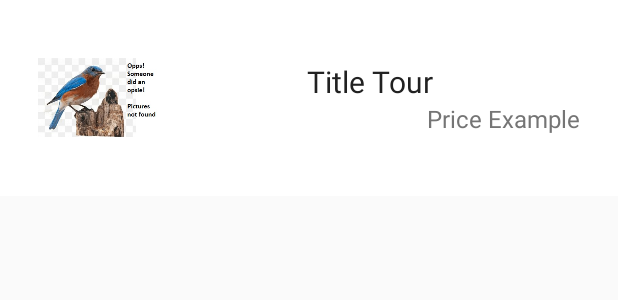
After one commit to EValeriaAliagaTaborga/Travesia, an Android app: the layout bookings_list_item.xml on its own in the app's theme, with its tools: preview values and no code run, on a phone screen of 412 x 824 dp. The commit adds this screen. Shown: the top 300 px of the screen. Run offline under Robolectric (Android 15) with nearby library versions, the phone set to English and light mode, and no system bars.

Commit message:
MyBookings listView

```diff
--- a/app/src/main/java/edu/upb/travesia/repository/MockRepository.java
+++ b/app/src/main/java/edu/upb/travesia/repository/MockRepository.java
@@ -8,17 +8,13 @@ import androidx.lifecycle.MutableLiveData;
 import com.google.gson.Gson;
 import com.google.gson.reflect.TypeToken;
 
-import java.util.ArrayList;
-import java.util.HashMap;
 import java.util.List;
 
 import edu.upb.travesia.models.repository.Base;
 import edu.upb.travesia.models.repository.Country;
 import edu.upb.travesia.models.repository.User;
 import edu.upb.travesia.models.repository.firebase.Booking;
-import edu.upb.travesia.models.repository.firebase.Bookings;
 import edu.upb.travesia.models.ui.UserLogged;
-import edu.upb.travesia.utils.RatingUtils;
 
 public class MockRepository implements RepositoryImpl {
 
--- a/app/src/main/java/edu/upb/travesia/repository/Repository.java
+++ b/app/src/main/java/edu/upb/travesia/repository/Repository.java
@@ -9,7 +9,6 @@ import java.util.List;
 import edu.upb.travesia.models.repository.Base;
 import edu.upb.travesia.models.repository.User;
 import edu.upb.travesia.models.repository.firebase.Booking;
-import edu.upb.travesia.models.repository.firebase.Bookings;
 import edu.upb.travesia.models.ui.UserLogged;
 import edu.upb.travesia.repository.api.ApiRespository;
 import edu.upb.travesia.repository.firebase.FirebaseRepository;
--- a/app/src/main/java/edu/upb/travesia/viewmodel/MainViewModel.java
+++ b/app/src/main/java/edu/upb/travesia/viewmodel/MainViewModel.java
@@ -9,9 +9,7 @@ import androidx.lifecycle.LiveData;
 
 import edu.upb.travesia.models.repository.Base;
 import edu.upb.travesia.models.repository.firebase.Booking;
-import edu.upb.travesia.models.repository.firebase.Bookings;
 import edu.upb.travesia.models.ui.UserLogged;
-import edu.upb.travesia.repository.MockRepository;
 import edu.upb.travesia.repository.Repository;
 import edu.upb.travesia.repository.RepositoryImpl;
 
--- /dev/null
+++ b/app/src/main/res/layout/bookings_list_item.xml
@@ -0,0 +1,48 @@
+<?xml version="1.0" encoding="utf-8"?>
+<FrameLayout xmlns:android="http://schemas.android.com/apk/res/android"
+    xmlns:tools="http://schemas.android.com/tools"
+    android:layout_width="match_parent"
+    android:layout_height="wrap_content"
+    android:background="@color/colorIcons"
+    android:padding="15dp">
+
+    <LinearLayout
+        android:layout_width="match_parent"
+        android:layout_height="wrap_content"
+        android:gravity="center_horizontal"
+        android:orientation="horizontal"
+        android:padding="10dp">
+
+        <ImageView
+            android:id="@+id/imageViewBookings"
+            android:layout_width="80dp"
+            android:layout_height="80dp"
+            android:scaleType="centerInside"
+            tools:src="@drawable/default_image" />
+
+        <LinearLayout
+            android:layout_width="match_parent"
+            android:layout_height="match_parent"
+            android:gravity="center"
+            android:orientation="vertical">
+
+            <TextView
+                android:id="@+id/txtTitleBook"
+                android:layout_width="match_parent"
+                android:layout_height="wrap_content"
+                android:gravity="center"
+                android:textColor="@color/colorPrimaryText"
+                android:textSize="20sp"
+                tools:text="Title Tour" />
+            <TextView
+                android:id="@+id/txtPriceBook"
+                android:layout_width="match_parent"
+                android:layout_height="wrap_content"
+                android:gravity="right"
+                android:textColor="@color/colorSecondaryText"
+                android:textSize="16sp"
+                tools:text="Price Example" />
+
+        </LinearLayout>
+    </LinearLayout>
+</FrameLayout>
```
Also changed, not shown: app/src/main/java/edu/upb/travesia/adapters/BookingsListViewAdapter.java (added, +82 -0 lines), app/src/main/java/edu/upb/travesia/models/repository/firebase/Bookings.java (deleted, +0 -31 lines), app/src/main/java/edu/upb/travesia/ui/fragments/BookingsFragment.java (+32 -3 lines), app/src/main/res/layout/fragment_bookings_list.xml (added, +13 -0 lines).
